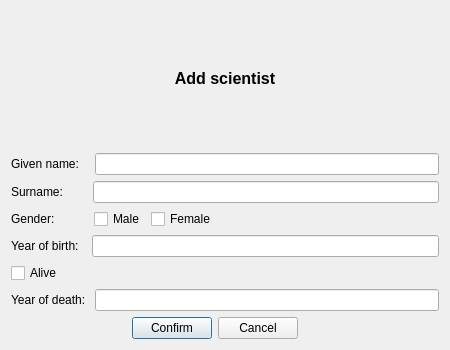
sabbisun/Vika3nytt, file Vika3nytt/dialogaddsci.ui: the form before one commit.
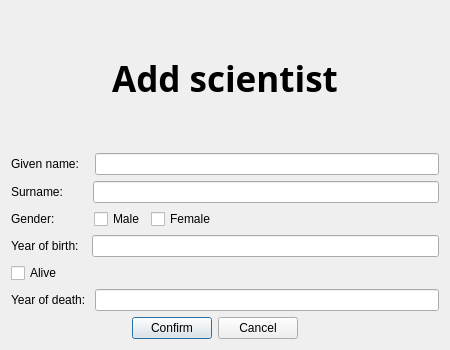
The form after the commit.

Diff of the .ui file:
```diff
--- a/Vika3nytt/dialogaddsci.ui
+++ b/Vika3nytt/dialogaddsci.ui
@@ -16,8 +16,13 @@
   <layout class="QVBoxLayout" name="verticalLayout">
    <item>
     <widget class="QLabel" name="label_addSci">
+     <property name="font">
+      <font>
+       <family>Alien Encounters</family>
+      </font>
+     </property>
      <property name="text">
-      <string>&lt;html&gt;&lt;head/&gt;&lt;body&gt;&lt;p&gt;&lt;span style=&quot; font-size:12pt; font-weight:600;&quot;&gt;Add scientist&lt;/span&gt;&lt;/p&gt;&lt;/body&gt;&lt;/html&gt;</string>
+      <string>&lt;html&gt;&lt;head/&gt;&lt;body&gt;&lt;p&gt;&lt;span style=&quot; font-size:26pt; font-weight:600;&quot;&gt;Add scientist&lt;/span&gt;&lt;/p&gt;&lt;/body&gt;&lt;/html&gt;</string>
      </property>
      <property name="textFormat">
       <enum>Qt::RichText</enum>
```
